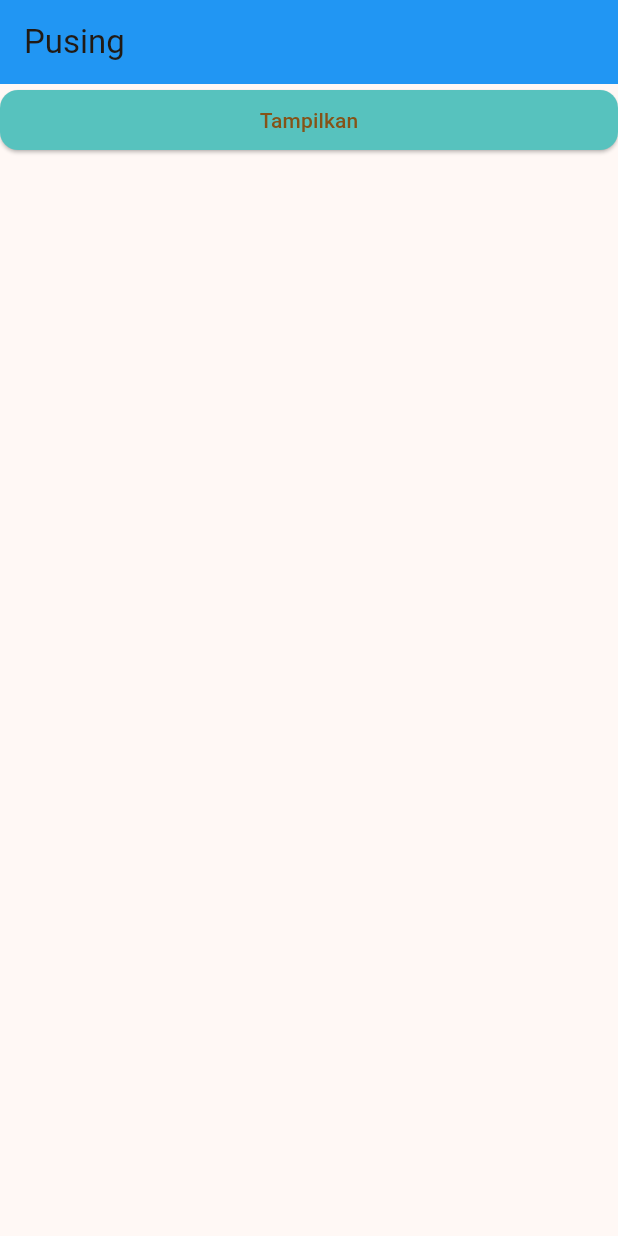
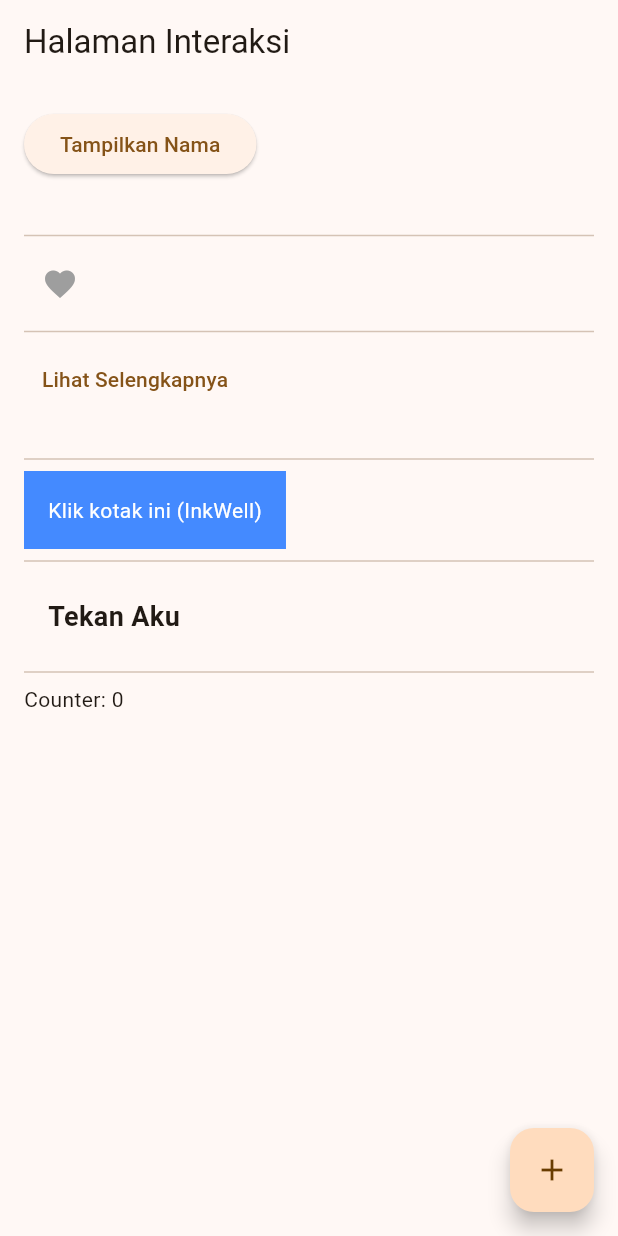
Before and after one commit to baayqq/bayuppkd_b_2, a Flutter app: the screen it shows after launch, on a phone screen of 412 x 824 dp. Run offline on Flutter 3.47's test engine with Material 3 defaults, Android fonts, the phone set to English and light mode, and no system bars.

Commit message:
belum selesai tugasLima

```diff
--- a/lib/main.dart
+++ b/lib/main.dart
@@ -4,6 +4,7 @@
 // 'package:bayuppkd_b_2/meet_2/meet_2.dart';
 //import 'package:bayuppkd_b_2/meet_3/tugas_3a.dart';
 import 'package:bayuppkd_b_2/meet_4/tugas_4.dart';
+import 'package:bayuppkd_b_2/meet_5/Tugas_5.dart';
 import 'package:bayuppkd_b_2/meet_5/tes.dart';
 import 'package:bayuppkd_b_2/meet_5/tugas5.dart';
 //import 'package:bayuppkd_b_2/meet_1/meet_2.dart';
--- /dev/null
+++ b/lib/meet_5/Tugas_5.dart
@@ -0,0 +1,146 @@
+import 'package:flutter/material.dart';
+
+class TugasLima extends StatefulWidget {
+  const TugasLima({super.key});
+
+  @override
+  _TugasLimaState createState() => _TugasLimaState();
+}
+
+class _TugasLimaState extends State<TugasLima> {
+  String _nameText = '';
+  bool _isFavorited = false;
+  String _descriptionText = '';
+  int _counter = 0;
+  bool _showInkWellText = false;
+
+  void _showName() {
+    setState(() {
+      _nameText = 'Nama saya: Bayu'; // Ganti dengan nama Anda
+    });
+  }
+
+  void _toggleFavorite() {
+    setState(() {
+      _isFavorited = !_isFavorited;
+    });
+  }
+
+  void _showDescription() {
+    setState(() {
+      _descriptionText =
+          't is a long established fact that a reader will be distracted by the readable content of a page when looking at its layout. The point of using Lorem Ipsum is that it has a more-or-less normal distribution of letters, as opposed to using  making it look like readable English. Many desktop publishing packages and web page editors now use Lorem Ipsum as their default model text, and a search for  will uncover many web sites still in their infancy. Various versions have evolved over the years, sometimes by accident, sometimes on purpose.';
+    });
+  }
+
+  void _incrementCounter() {
+    setState(() {
+      _counter++;
+    });
+  }
+
+  void _toggleInkWellText() {
+    print('Kotak disentuh');
+    setState(() {
+      _showInkWellText = !_showInkWellText;
+    });
+  }
+
+  void _handleGesture(String gesture) {
+    print(gesture);
+  }
+
+  @override
+  Widget build(BuildContext context) {
+    return Scaffold(
+      appBar: AppBar(title: const Text('Halaman Interaksi')),
+      floatingActionButton: FloatingActionButton(
+        onPressed: _incrementCounter,
+        child: const Icon(Icons.add),
+      ),
+      body: Padding(
+        padding: const EdgeInsets.all(16.0),
+        child: SingleChildScrollView(
+          child: Column(
+            crossAxisAlignment: CrossAxisAlignment.start,
+            children: [
+              // ElevatedButton
+              ElevatedButton(
+                onPressed: _showName,
+                child: const Text('Tampilkan Nama'),
+              ),
+              const SizedBox(height: 8),
+              Text(_nameText),
+
+              const Divider(),
+
+              // IconButton
+              Row(
+                children: [
+                  IconButton(
+                    icon: Icon(
+                      Icons.favorite,
+                      color: _isFavorited ? Colors.red : Colors.grey,
+                    ),
+                    onPressed: _toggleFavorite,
+                  ),
+                  if (_isFavorited) const Text('Disukai'),
+                ],
+              ),
+
+              const Divider(),
+
+              // TextButton
+              TextButton(
+                onPressed: _showDescription,
+                child: const Text('Lihat Selengkapnya'),
+              ),
+              Text(_descriptionText),
+
+              const Divider(),
+
+              // InkWell
+              InkWell(
+                onTap: _toggleInkWellText,
+                child: Container(
+                  padding: const EdgeInsets.all(16),
+                  color: Colors.blueAccent,
+                  child: const Text(
+                    'Klik kotak ini (InkWell)',
+                    style: TextStyle(color: Colors.white),
+                  ),
+                ),
+              ),
+              if (_showInkWellText)
+                const Padding(
+                  padding: EdgeInsets.only(top: 8.0),
+                  child: Text('InkWell ditekan!'),
+                ),
+
+              const Divider(),
+
+              // GestureDetector
+              GestureDetector(
+                onTap: () => _handleGesture('Ditekan sekali'),
+                onDoubleTap: () => _handleGesture('Ditekan dua kali'),
+                onLongPress: () => _handleGesture('Tahan lama'),
+                child: const Padding(
+                  padding: EdgeInsets.all(16.0),
+                  child: Text(
+                    'Tekan Aku',
+                    style: TextStyle(fontSize: 18, fontWeight: FontWeight.bold),
+                  ),
+                ),
+              ),
+
+              const Divider(),
+
+              // Counter Display
+              Text('Counter: $_counter'),
+            ],
+          ),
+        ),
+      ),
+    );
+  }
+}
--- a/lib/meet_5/tugas5.dart
+++ b/lib/meet_5/tugas5.dart
@@ -1,13 +1,13 @@
 import 'package:flutter/material.dart';
 
-class TugasLima extends StatefulWidget {
-  const TugasLima({super.key});
+class TugasLimaTes extends StatefulWidget {
+  const TugasLimaTes({super.key});
 
   @override
-  State<TugasLima> createState() => _TugasLimaState();
+  State<TugasLimaTes> createState() => _TugasLimaTesState();
 }
 
-class _TugasLimaState extends State<TugasLima> {
+class _TugasLimaTesState extends State<TugasLimaTes> {
   bool _liatNama = false;
 
   @override
```
